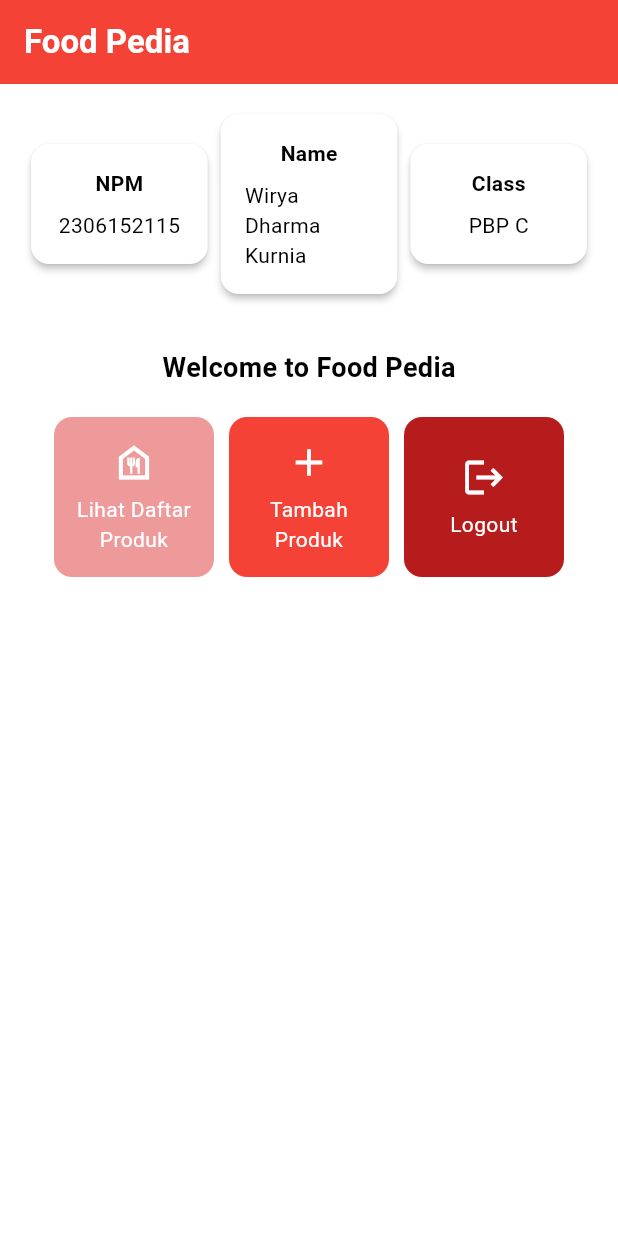
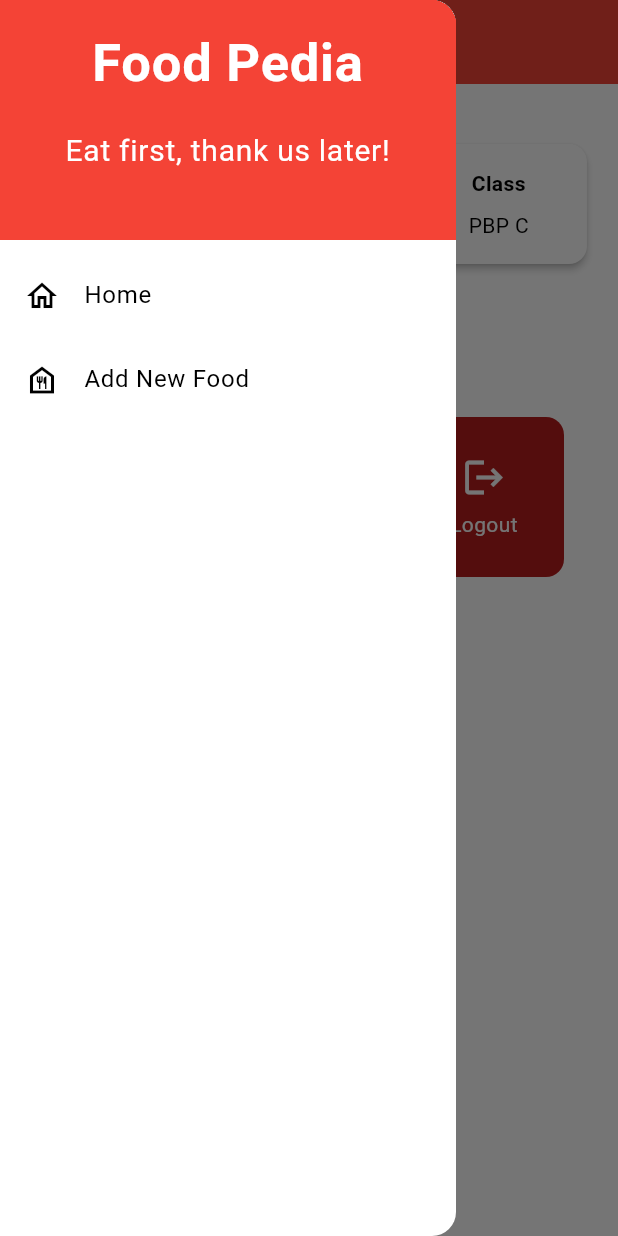
Before and after one commit to wiryaa23/food-pedia-mobile, a Flutter app: the screen it shows after launch, with the side drawer open (before the commit the screen has no drawer), on a phone screen of 412 x 824 dp. Run offline on Flutter 3.47's test engine with Material 3 defaults, Android fonts, the phone set to English and light mode, and no system bars.

Commit message:
selesai tugas 8

```diff
--- a/lib/main.dart
+++ b/lib/main.dart
@@ -1,5 +1,5 @@
 import 'package:flutter/material.dart';
-import 'package:food_pedia/menu.dart';
+import 'package:food_pedia/screens/menu.dart';
 
 void main() {
   runApp(const MyApp());
--- a/lib/menu.dart
+++ b/lib/screens/menu.dart
@@ -1,12 +1,15 @@
 import 'package:flutter/material.dart';
+import 'package:food_pedia/widgets/food_card.dart';
+import 'package:food_pedia/widgets/left_drawer.dart';
+// import 'package:food_pedia/screens/foodentry_form.dart';
 
 class MyHomePage extends StatelessWidget {
   final String npm = '2306152115'; // NPM
   final String name = 'Wirya Dharma Kurnia'; // Nama
   final String className = 'PBP C'; // Kelas
   final List<ItemHomepage> items = [
-    ItemHomepage("Lihat Daftar Produk", Icons.food_bank_outlined, Colors.red[200]!),
-    ItemHomepage("Tambah Produk", Icons.add, Colors.red[500]!),
+    ItemHomepage("Show All Food", Icons.food_bank_outlined, Colors.red[200]!),
+    ItemHomepage("Add New Food", Icons.add, Colors.red[500]!),
     ItemHomepage("Logout", Icons.logout, Colors.red[900]!),
   ];
 
@@ -25,7 +28,9 @@
           ),
         ),
         backgroundColor: Theme.of(context).colorScheme.primary,
+        iconTheme: const IconThemeData(color: Colors.white), // Ubah warna icon drawer
       ),
+      drawer: const LeftDrawer(), // Tambahkan drawer
       body: Padding(
         padding: const EdgeInsets.all(16.0),
         // Widget disusun secara vertikal dalam sebuah kolom
@@ -113,61 +118,3 @@
     );
   }
 }
-
-class ItemHomepage {
-  final String name;
-  final IconData icon;
-  final Color color; // Properti warna
-
-  ItemHomepage(this.name, this.icon, this.color);
-}
-
-class ItemCard extends StatelessWidget {
-  // Menampilkan kartu dengan ikon dan nama
-
-  final ItemHomepage item;
-
-  const ItemCard(this.item, {super.key});
-
-  @override
-  Widget build(BuildContext context) {
-    return Material(
-      // Menentukan warna kartu
-      color: item.color,
-      // Sudut kartu sedikit melengkung
-      borderRadius: BorderRadius.circular(12),
-      child: InkWell( // Aksi yang muncul ketika kartu ditekan
-        onTap: () {
-          ScaffoldMessenger.of(context) // Tampilkan pesan saat SnackBar saat kartu ditekan
-            ..hideCurrentSnackBar()
-            ..showSnackBar(
-              SnackBar(content: Text("Kamu telah menekan tombol ${item.name}!"))
-            );
-        },
-        // Container untuk menyimpan Icon dan Text
-        child: Container(
-          padding: const EdgeInsets.all(8),
-          child: Center(
-            child: Column(
-              // Konten disimpan di tengah kartu
-              mainAxisAlignment: MainAxisAlignment.center,
-              children: [
-                Icon(
-                  item.icon,
-                  color: Colors.white,
-                  size: 30.0,
-                ),
-                const Padding(padding: EdgeInsets.all(3)),
-                Text(
-                  item.name,
-                  textAlign: TextAlign.center,
-                  style: const TextStyle(color: Colors.white),
-                ),
-              ],
-            ),
-          ),
-        ),
-      ),
-    );
-  }
-}
--- /dev/null
+++ b/lib/widgets/food_card.dart
@@ -0,0 +1,69 @@
+import 'package:flutter/material.dart';
+import 'package:food_pedia/screens/foodentry_form.dart';
+
+class ItemHomepage {
+  final String name;
+  final IconData icon;
+  final Color color; // Properti warna
+
+  ItemHomepage(this.name, this.icon, this.color);
+}
+
+class ItemCard extends StatelessWidget {
+  // Menampilkan kartu dengan ikon dan nama
+
+  final ItemHomepage item;
+
+  const ItemCard(this.item, {super.key});
+
+  @override
+  Widget build(BuildContext context) {
+    return Material(
+      // Menentukan warna kartu
+      color: item.color,
+      // Sudut kartu sedikit melengkung
+      borderRadius: BorderRadius.circular(12),
+      child: InkWell( // Aksi yang muncul ketika kartu ditekan
+        onTap: () {
+          ScaffoldMessenger.of(context) // Tampilkan pesan saat SnackBar saat kartu ditekan
+            ..hideCurrentSnackBar()
+            ..showSnackBar(
+              SnackBar(content: Text("Kamu telah menekan tombol ${item.name}!"))
+            );
+          if (item.name == "Add New Food") {
+            // Routing ke FoodEntryFormPage
+            Navigator.push(
+              context,
+              MaterialPageRoute(
+                builder: (context) => const FoodEntryFormPage(),
+              ),
+            );
+          }
+        },
+        // Container untuk menyimpan Icon dan Text
+        child: Container(
+          padding: const EdgeInsets.all(8),
+          child: Center(
+            child: Column(
+              // Konten disimpan di tengah kartu
+              mainAxisAlignment: MainAxisAlignment.center,
+              children: [
+                Icon(
+                  item.icon,
+                  color: Colors.white,
+                  size: 30.0,
+                ),
+                const Padding(padding: EdgeInsets.all(3)),
+                Text(
+                  item.name,
+                  textAlign: TextAlign.center,
+                  style: const TextStyle(color: Colors.white),
+                ),
+              ],
+            ),
+          ),
+        ),
+      ),
+    );
+  }
+}
--- /dev/null
+++ b/lib/widgets/left_drawer.dart
@@ -0,0 +1,78 @@
+import 'package:flutter/material.dart';
+import 'package:food_pedia/screens/menu.dart';
+import 'package:food_pedia/screens/foodentry_form.dart';
+
+class LeftDrawer extends StatelessWidget {
+  const LeftDrawer({super.key});
+
+  @override
+  Widget build(BuildContext context) {
+    return Drawer(
+      child: ListView(
+        children: [
+          DrawerHeader(
+            // Bagian drawer header
+            decoration: BoxDecoration(
+              color: Theme.of(context).colorScheme.primary,
+            ),
+            child: const Column(
+              children: [
+                Align(
+                  alignment: Alignment.center,
+                  child: Text(
+                    "Food Pedia",
+                    textAlign: TextAlign.center,
+                    style: TextStyle(
+                      fontSize: 35,
+                      color: Colors.white,
+                      fontWeight: FontWeight.bold,
+                    ),
+                  ),
+                ),
+                Padding(padding: EdgeInsets.all(8)),
+                Align(
+                  alignment: Alignment.center,
+                  child: Text(
+                    "Eat first, thank us later!",
+                    textAlign: TextAlign.center,
+                    style: TextStyle(
+                      fontSize: 20,
+                      color: Colors.white,
+                      fontWeight: FontWeight.normal,
+                    ),
+                  ),
+                )
+              ],
+            ),
+          ),
+            // Bagian routing
+            ListTile(
+              leading: const Icon(Icons.home_outlined),
+              title: const Text('Home'),
+              // Bagian redirection ke MyHomePage
+              onTap: () {
+                Navigator.pushReplacement(
+                    context,
+                    MaterialPageRoute(
+                      builder: (context) => MyHomePage(),
+                    ));
+              },
+            ),
+            ListTile(
+              leading: const Icon(Icons.food_bank_outlined),
+              title: const Text('Add New Food'),
+              // Bagian redirection ke MoodEntryFormPage
+              onTap: () {
+                Navigator.push(
+                  context,
+                  MaterialPageRoute(
+                    builder: (context) => const FoodEntryFormPage(), // Route to FoodEntryFormPage
+                  ),
+                );
+              },
+            ),
+        ],
+      ),
+    );
+  }
+}
```
Also changed, not shown: form_sample/analysis_options.yaml (added, +28 -0 lines), form_sample/lib/main.dart (added, +66 -0 lines), form_sample/pubspec.yaml (added, +90 -0 lines), lib/screens/foodentry_form.dart (added, +163 -0 lines), form_sample/pubspec.lock (added), 124 other files.
